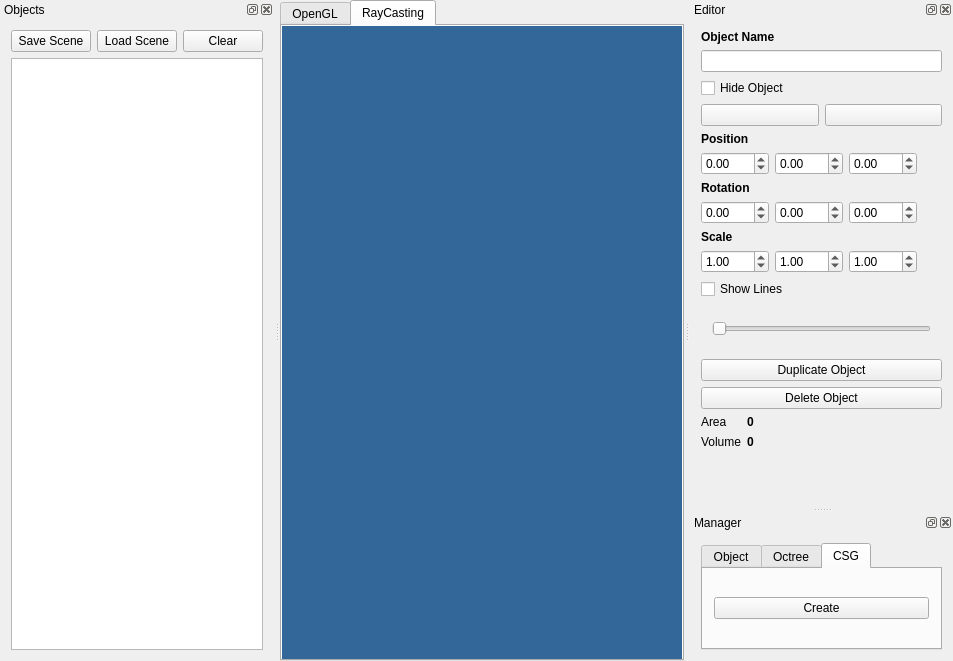
Before: the Qt Designer form ModelagemQT/mainwindow.ui in RicardoBusta/Doutorado, drawn with Qt 5.
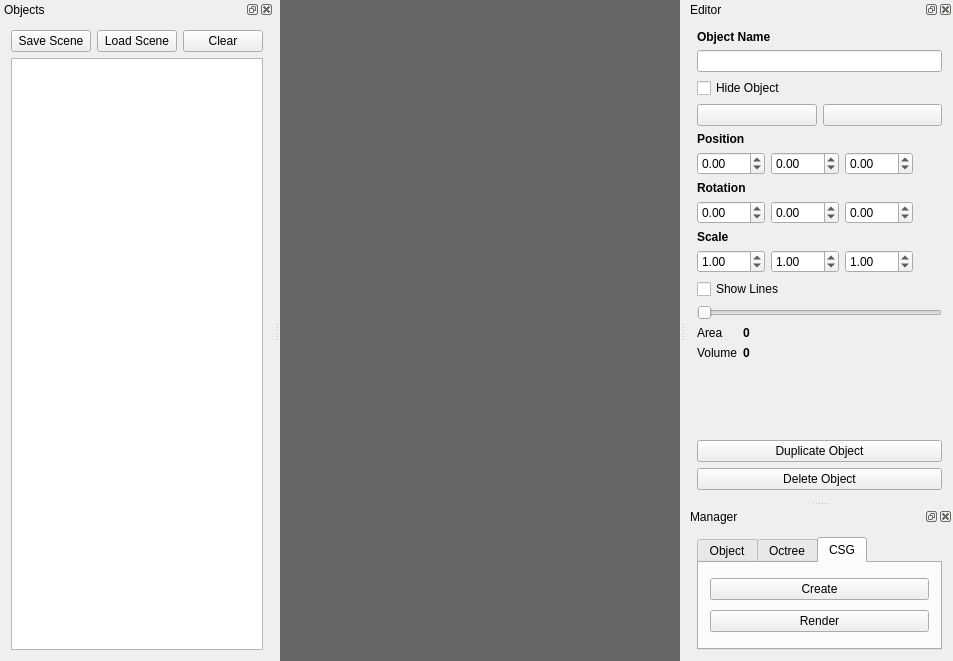
After: the same form once the commit is applied. The open tabs and pages were chosen to show the change. Custom widgets are drawn as their Qt base class.

```diff
--- a/ModelagemQT/mainwindow.ui
+++ b/ModelagemQT/mainwindow.ui
@@ -31,31 +31,6 @@
      <number>0</number>
     </property>
     <item>
-     <widget class="QTabWidget" name="tabWidget">
-      <property name="currentIndex">
-       <number>1</number>
-      </property>
-      <widget class="QWidget" name="tab_3">
-       <attribute name="title">
-        <string>OpenGL</string>
-       </attribute>
-       <layout class="QVBoxLayout" name="verticalLayout_8">
-        <property name="spacing">
-         <number>0</number>
-        </property>
-        <property name="leftMargin">
-         <number>0</number>
-        </property>
-        <property name="topMargin">
-         <number>0</number>
-        </property>
-        <property name="rightMargin">
-         <number>0</number>
-        </property>
-        <property name="bottomMargin">
-         <number>0</number>
-        </property>
-        <item>
          <widget class="GLWidget" name="glwidget" native="true">
           <property name="enabled">
            <bool>true</bool>
@@ -73,39 +48,6 @@
         </item>
        </layout>
       </widget>
-      <widget class="QWidget" name="tab_5">
-       <attribute name="title">
-        <string>RayCasting</string>
-       </attribute>
-       <layout class="QVBoxLayout" name="verticalLayout_9">
-        <property name="spacing">
-         <number>0</number>
-        </property>
-        <property name="leftMargin">
-         <number>0</number>
-        </property>
-        <property name="topMargin">
-         <number>0</number>
-        </property>
-        <property name="rightMargin">
-         <number>0</number>
-        </property>
-        <property name="bottomMargin">
-         <number>0</number>
-        </property>
-        <item>
-         <widget class="RaycastWidget" name="raycastwidget" native="true">
-          <property name="styleSheet">
-           <string notr="true">background-color: #369;</string>
-          </property>
-         </widget>
-        </item>
-       </layout>
-      </widget>
-     </widget>
-    </item>
-   </layout>
-  </widget>
   <widget class="QDockWidget" name="dockWidget">
    <property name="windowTitle">
     <string>Objects</string>
@@ -392,13 +334,48 @@
       </widget>
      </item>
      <item>
-      <widget class="QStackedWidget" name="stackedWidget">
+      <widget class="QStackedWidget" name="specific_stackedWidget">
        <property name="currentIndex">
         <number>1</number>
        </property>
-       <widget class="QWidget" name="transform_page"/>
+       <widget class="QWidget" name="default_page"/>
+       <widget class="QWidget" name="halfedge_page">
+        <layout class="QVBoxLayout" name="verticalLayout_8">
+         <property name="leftMargin">
+          <number>0</number>
+         </property>
+         <property name="topMargin">
+          <number>0</number>
+         </property>
+         <property name="rightMargin">
+          <number>0</number>
+         </property>
+         <property name="bottomMargin">
+          <number>0</number>
+         </property>
+         <item>
+          <widget class="QLabel" name="label_9">
+           <property name="text">
+            <string>Half-Edge</string>
+           </property>
+          </widget>
+         </item>
+        </layout>
+       </widget>
        <widget class="QWidget" name="octree_page">
         <layout class="QVBoxLayout" name="verticalLayout_5">
+         <property name="leftMargin">
+          <number>0</number>
+         </property>
+         <property name="topMargin">
+          <number>0</number>
+         </property>
+         <property name="rightMargin">
+          <number>0</number>
+         </property>
+         <property name="bottomMargin">
+          <number>0</number>
+         </property>
          <item>
           <widget class="QSlider" name="octree_spread_slider">
            <property name="maximum">
@@ -409,24 +386,6 @@
            </property>
           </widget>
          </item>
-        </layout>
-       </widget>
-      </widget>
-     </item>
-     <item>
-      <widget class="QPushButton" name="duplicate_button">
-       <property name="text">
-        <string>Duplicate Object</string>
-       </property>
-      </widget>
-     </item>
-     <item>
-      <widget class="QPushButton" name="delete_object">
-       <property name="text">
-        <string>Delete Object</string>
-       </property>
-      </widget>
-     </item>
      <item>
       <layout class="QFormLayout" name="formLayout">
        <item row="0" column="0">
@@ -443,6 +402,16 @@
          </property>
         </widget>
        </item>
+           <item row="1" column="1">
+            <widget class="QLabel" name="label_8">
+             <property name="styleSheet">
+              <string notr="true"> font-weight: bold;</string>
+             </property>
+             <property name="text">
+              <string>0</string>
+             </property>
+            </widget>
+           </item>
        <item row="0" column="1">
         <widget class="QLabel" name="label_7">
          <property name="styleSheet">
@@ -453,16 +422,6 @@
          </property>
         </widget>
        </item>
-       <item row="1" column="1">
-        <widget class="QLabel" name="label_8">
-         <property name="styleSheet">
-          <string notr="true"> font-weight: bold;</string>
-         </property>
-         <property name="text">
-          <string>0</string>
-         </property>
-        </widget>
-       </item>
       </layout>
      </item>
      <item>
@@ -481,6 +440,24 @@
     </layout>
    </widget>
   </widget>
+     </item>
+     <item>
+      <widget class="QPushButton" name="duplicate_button">
+       <property name="text">
+        <string>Duplicate Object</string>
+       </property>
+      </widget>
+     </item>
+     <item>
+      <widget class="QPushButton" name="delete_object">
+       <property name="text">
+        <string>Delete Object</string>
+       </property>
+      </widget>
+     </item>
+    </layout>
+   </widget>
+  </widget>
   <widget class="QDockWidget" name="dockWidget_3">
    <property name="allowedAreas">
     <set>Qt::AllDockWidgetAreas</set>
@@ -545,6 +522,13 @@
            </property>
           </widget>
          </item>
+         <item>
+          <widget class="QPushButton" name="pushButton">
+           <property name="text">
+            <string>Render</string>
+           </property>
+          </widget>
+         </item>
         </layout>
        </widget>
       </widget>
@@ -566,12 +550,6 @@
    <extends>QTreeWidget</extends>
    <header>treewidget.h</header>
   </customwidget>
-  <customwidget>
-   <class>RaycastWidget</class>
-   <extends>QWidget</extends>
-   <header>raycastwidget.h</header>
-   <container>1</container>
-  </customwidget>
  </customwidgets>
  <resources/>
  <connections/>
```
Lines whose indentation alone changed are shown as unchanged.
